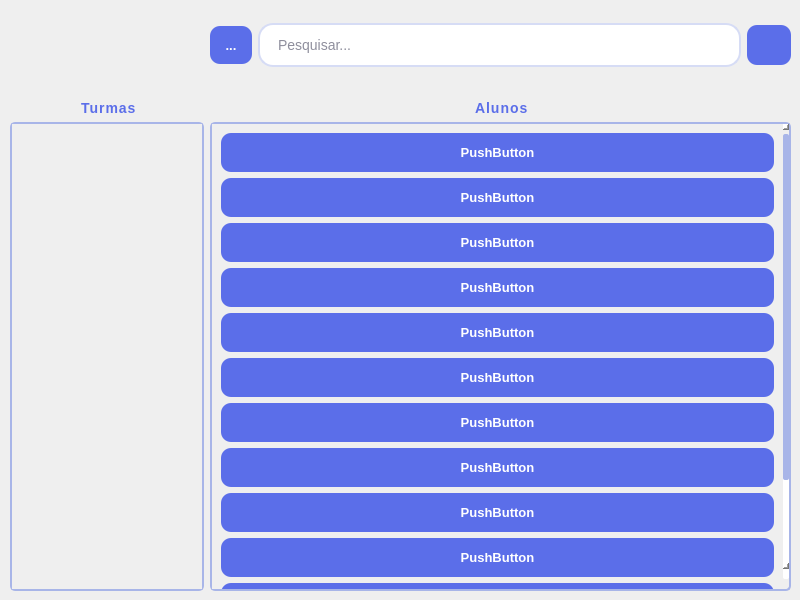
Above: App/view/ui/home.ui from Senac-SOR-ADS/Gerenciamento-Escolar before the change. Below: the same form after it.
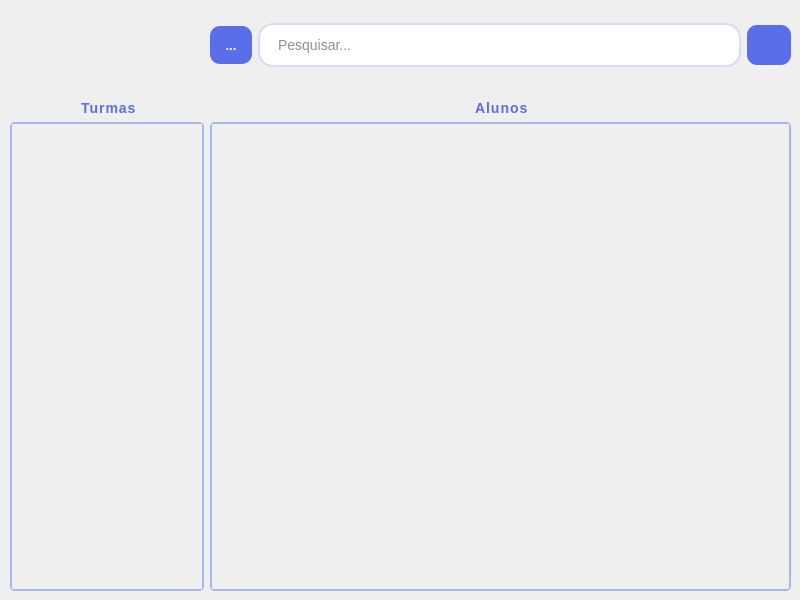
That is the form after the change. Icons and pictures are not drawn.

Commit message: home atualizada

The edit to the form file:
```diff
--- a/App/view/ui/home.ui
+++ b/App/view/ui/home.ui
@@ -167,104 +167,12 @@
           <property name="geometry">
            <rect>
             <x>0</x>
-            <y>-22</y>
-            <width>568</width>
-            <height>623</height>
+            <y>0</y>
+            <width>574</width>
+            <height>458</height>
            </rect>
           </property>
-          <layout class="QVBoxLayout" name="verticalLayout_7">
-           <item>
-            <widget class="QPushButton" name="pushButton_5">
-             <property name="text">
-              <string>PushButton</string>
-             </property>
-            </widget>
-           </item>
-           <item>
-            <widget class="QPushButton" name="pushButton_10">
-             <property name="text">
-              <string>PushButton</string>
-             </property>
-            </widget>
-           </item>
-           <item>
-            <widget class="QPushButton" name="pushButton_9">
-             <property name="text">
-              <string>PushButton</string>
-             </property>
-            </widget>
-           </item>
-           <item>
-            <widget class="QPushButton" name="pushButton_8">
-             <property name="text">
-              <string>PushButton</string>
-             </property>
-            </widget>
-           </item>
-           <item>
-            <widget class="QPushButton" name="pushButton_4">
-             <property name="text">
-              <string>PushButton</string>
-             </property>
-            </widget>
-           </item>
-           <item>
-            <widget class="QPushButton" name="pushButton_15">
-             <property name="text">
-              <string>PushButton</string>
-             </property>
-            </widget>
-           </item>
-           <item>
-            <widget class="QPushButton" name="pushButton_14">
-             <property name="text">
-              <string>PushButton</string>
-             </property>
-            </widget>
-           </item>
-           <item>
-            <widget class="QPushButton" name="pushButton_2">
-             <property name="text">
-              <string>PushButton</string>
-             </property>
-            </widget>
-           </item>
-           <item>
-            <widget class="QPushButton" name="pushButton_13">
-             <property name="text">
-              <string>PushButton</string>
-             </property>
-            </widget>
-           </item>
-           <item>
-            <widget class="QPushButton" name="pushButton_12">
-             <property name="text">
-              <string>PushButton</string>
-             </property>
-            </widget>
-           </item>
-           <item>
-            <widget class="QPushButton" name="pushButton_11">
-             <property name="text">
-              <string>PushButton</string>
-             </property>
-            </widget>
-           </item>
-           <item>
-            <widget class="QPushButton" name="pushButton_3">
-             <property name="text">
-              <string>PushButton</string>
-             </property>
-            </widget>
-           </item>
-           <item>
-            <widget class="QPushButton" name="pushButton">
-             <property name="text">
-              <string>PushButton</string>
-             </property>
-            </widget>
-           </item>
-          </layout>
+          <layout class="QVBoxLayout" name="verticalLayout_7"/>
          </widget>
         </widget>
        </item>
```
